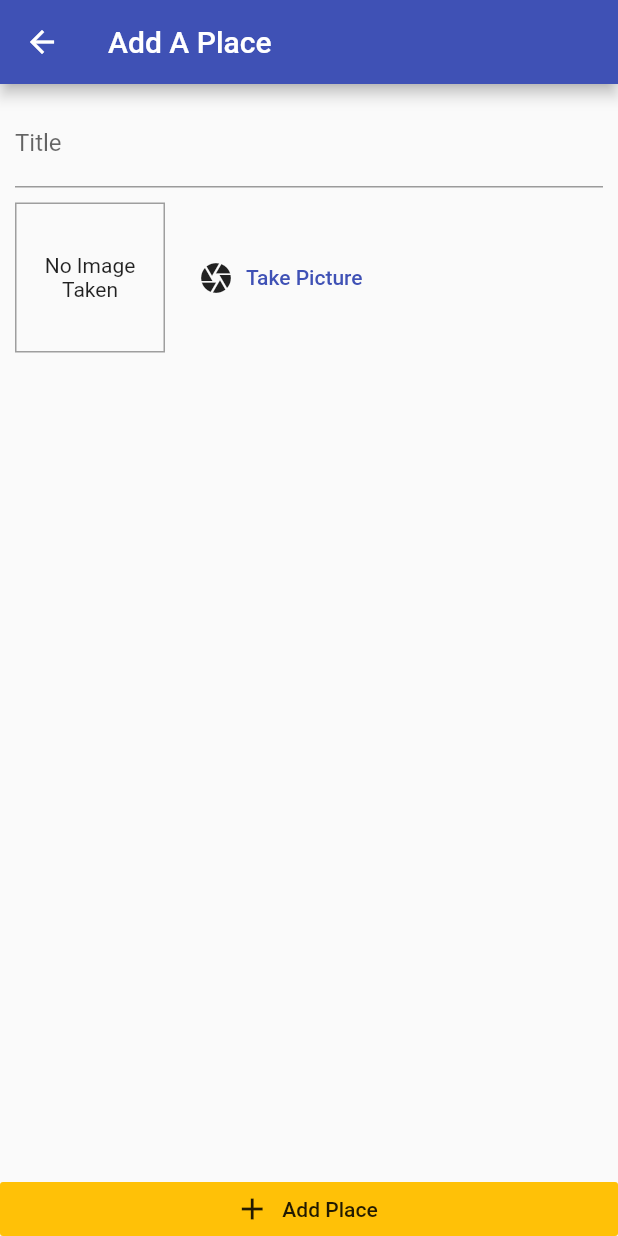
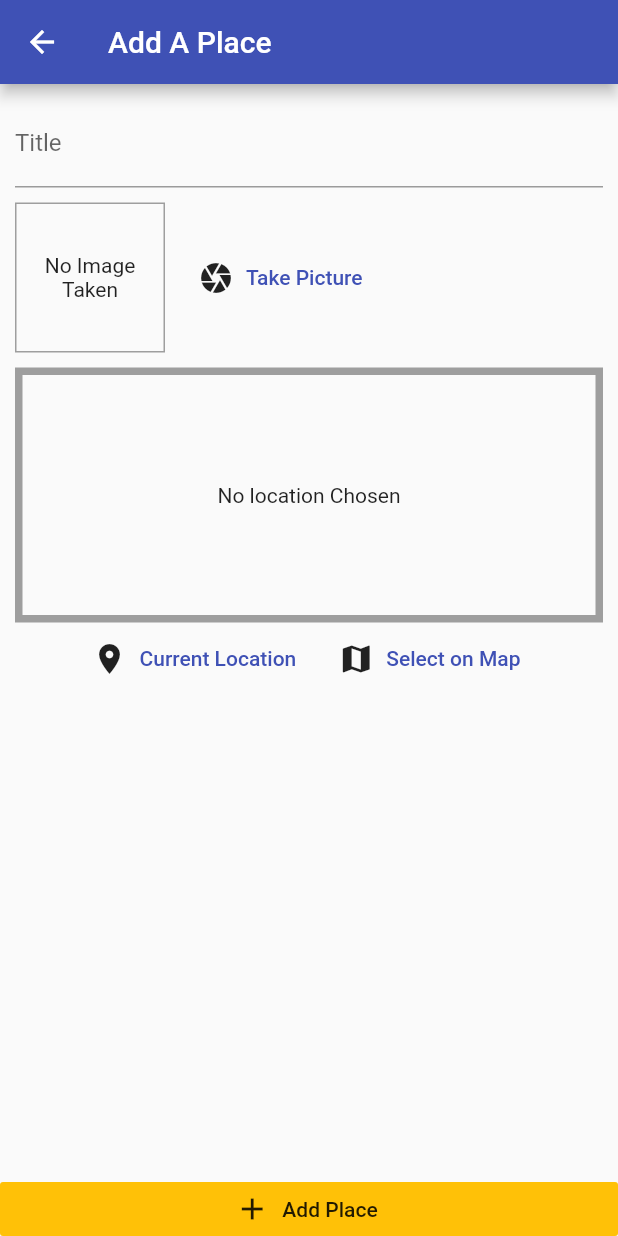
Before and after one commit to Blaezy/Great_Places, a Flutter app: the screen it shows after launch, after a tap on the "add" icon, on a phone screen of 412 x 824 dp. Run offline on Flutter 3.47's test engine with Material 2 defaults, Android fonts, the phone set to English and light mode, and no system bars; our stand-ins replace flutter_map, image_picker, latlong, location, sqflite; missing offline and left inert: geocoder; accounts and stored records are empty.

Commit message:
Final Commit Fininshed

```diff
--- a/lib/Models/places.dart
+++ b/lib/Models/places.dart
@@ -7,7 +7,7 @@ class PlaceLocation {
   final double longitude;
   final String address;
 
-  PlaceLocation(
+  const PlaceLocation(
       {@required this.latitude, @required this.longitude, this.address});
 }
 
--- a/lib/Providers/great_places.dart
+++ b/lib/Providers/great_places.dart
@@ -3,6 +3,7 @@ import 'dart:io';
 import 'package:flutter/material.dart';
 import 'package:great_places/Models/places.dart';
 import 'package:great_places/helpers/db_helpers.dart';
+import 'package:great_places/helpers/location_helper.dart';
 
 class GreatPlaces with ChangeNotifier {
   List<Place> _items = [];
@@ -11,19 +12,29 @@ class GreatPlaces with ChangeNotifier {
     return [..._items];
   }
 
-  void addPlace(String pickedTitle, File pickedImage) {
+  Future<void> addPlace(String pickedTitle, File pickedImage,
+      PlaceLocation pickedLocation) async {
+    final address = await LoacationHelper.getPlaceAddress(
+        pickedLocation.latitude, pickedLocation.longitude);
+    final updatedLocation = PlaceLocation(
+        latitude: pickedLocation.latitude,
+        longitude: pickedLocation.longitude,
+        address: address);
     final newPlace = Place(
         id: DateTime.now().toString(),
         title: pickedTitle,
         image: pickedImage,
-        location: null);
+        location: updatedLocation);
 
     _items.add(newPlace);
     notifyListeners();
     DBHelper.insert('user_places', {
       'id': newPlace.id,
       'title': newPlace.title,
-      'image': newPlace.image.path
+      'image': newPlace.image.path,
+      'loc_lat': newPlace.location.latitude,
+      'loc_lng': newPlace.location.longitude,
+      'address': newPlace.location.address
     });
   }
 
@@ -34,8 +45,16 @@ class GreatPlaces with ChangeNotifier {
             id: e['id'],
             title: e['title'],
             image: File(e['image']),
-            location: null))
+            location: PlaceLocation(
+              latitude: e['loc_lat'],
+              longitude: e['loc_lng'],
+              address: e['address'],
+            )))
         .toList();
     notifyListeners();
   }
+
+  Place findById(String id) {
+    return _items.firstWhere((element) => element.id == id);
+  }
 }
--- a/lib/helpers/db_helpers.dart
+++ b/lib/helpers/db_helpers.dart
@@ -7,7 +7,7 @@ class DBHelper {
     return sql.openDatabase(path.join(dbPath, 'places.db'),
         onCreate: (db, version) {
       return db.execute(
-          'CREATE TABLE user_places(id TEXT PRIMARY KEY,title TEXT,image TEXT)');
+          'CREATE TABLE user_places(id TEXT PRIMARY KEY,title TEXT,image TEXT,loc_lat REAL,loc_lng REAL,address TEXT)');
     }, version: 1);
   }
 
--- a/lib/main.dart
+++ b/lib/main.dart
@@ -1,6 +1,7 @@
 import 'package:flutter/material.dart';
 import 'package:great_places/Providers/great_places.dart';
 import 'package:great_places/screens/add_place_screen.dart';
+import 'package:great_places/screens/place_detail_screen.dart';
 import 'package:great_places/screens/places_list_screen.dart';
 import 'package:provider/provider.dart';
 
@@ -24,6 +25,7 @@ class MyApp extends StatelessWidget {
         home: PlacesListScreen(),
         routes: {
           AddPlace.routeName: (ctx) => AddPlace(),
+          PlaceDetailScreen.routename: (ctx) => PlaceDetailScreen(),
         },
       ),
     );
--- a/lib/screens/add_place_screen.dart
+++ b/lib/screens/add_place_screen.dart
@@ -1,8 +1,10 @@
 import 'dart:io';
 
 import 'package:flutter/material.dart';
+import 'package:great_places/Models/places.dart';
 import 'package:great_places/Providers/great_places.dart';
 import 'package:great_places/widgets/image_input.dart';
+import 'package:great_places/widgets/location_input.dart';
 import 'package:provider/provider.dart';
 
 class AddPlace extends StatefulWidget {
@@ -14,17 +16,24 @@ class AddPlace extends StatefulWidget {
 class _AddPlaceState extends State<AddPlace> {
   final _textController = TextEditingController();
   File _pickedImage;
+  PlaceLocation _pickedLocation;
 
   void _selectedImage(File pickedImage) {
     _pickedImage = pickedImage;
   }
 
+  void selectPlace(double lat, double long) {
+    _pickedLocation = PlaceLocation(latitude: lat, longitude: long);
+  }
+
   void _saveForm() {
-    if (_textController.text.isEmpty || _pickedImage == null) {
+    if (_textController.text.isEmpty ||
+        _pickedImage == null ||
+        _pickedLocation == null) {
       return;
     }
     Provider.of<GreatPlaces>(context, listen: false)
-        .addPlace(_textController.text, _pickedImage);
+        .addPlace(_textController.text, _pickedImage, _pickedLocation);
     Navigator.of(context).pop();
   }
 
@@ -50,6 +59,8 @@ class _AddPlaceState extends State<AddPlace> {
                     height: 10,
                   ),
                   ImageInput(_selectedImage),
+                  SizedBox(height: 10),
+                  LocationInput(selectPlace),
                 ],
               ),
             ),
--- /dev/null
+++ b/lib/widgets/location_input.dart
@@ -0,0 +1,117 @@
+import 'package:flutter/material.dart';
+import 'package:great_places/helpers/location_helper.dart';
+import 'package:great_places/screens/map_screen.dart';
+import 'package:location/location.dart';
+import 'package:flutter_map/flutter_map.dart';
+import 'package:latlong/latlong.dart';
+import 'package:geocoder/geocoder.dart';
+
+class LocationInput extends StatefulWidget {
+  final Function onSelectPlace;
+
+  LocationInput(this.onSelectPlace);
+  @override
+  _LocationInputState createState() => _LocationInputState();
+}
+
+class _LocationInputState extends State<LocationInput> {
+  String _previewImageUrl;
+  double lat = 100;
+  double long = -74.00;
+
+  Future<void> _getCurrentLoaction() async {
+    try {} catch (error) {}
+    final locdata = await Location().getLocation();
+    setState(() {
+      lat = locdata.latitude;
+      long = locdata.longitude;
+    });
+    widget.onSelectPlace(locdata.latitude, locdata.longitude);
+  }
+
+  Future<void> _onSelect() async {
+    final seelctedLocation =
+        await Navigator.of(context).push<LatLng>(MaterialPageRoute(
+            fullscreenDialog: true,
+            builder: (ctx) => MapScreen(
+                  isSelecting: true,
+                )));
+    if (seelctedLocation == null) {
+      return;
+    }
+    setState(() {
+      lat = seelctedLocation.latitude;
+      long = seelctedLocation.longitude;
+    });
+    widget.onSelectPlace(seelctedLocation.latitude, seelctedLocation.longitude);
+  }
+
+  @override
+  Widget build(BuildContext context) {
+    return Column(
+      children: [
+        Container(
+          height: 170,
+          width: double.infinity,
+          alignment: Alignment.center,
+          decoration:
+              BoxDecoration(border: Border.all(width: 5, color: Colors.grey)),
+          child: lat == 100
+              ? Text(
+                  'No location Chosen',
+                  textAlign: TextAlign.center,
+                )
+              : new FlutterMap(
+                  options: new MapOptions(
+                    center: new LatLng(lat, long),
+                    zoom: 13.0,
+                  ),
+                  layers: [
+                    new TileLayerOptions(
+                        urlTemplate:
+                            "https://{s}.tile.openstreetmap.org/{z}/{x}/{y}.png",
+                        subdomains: ['a', 'b', 'c']),
+                    new MarkerLayerOptions(
+                      markers: [
+                        new Marker(
+                          width: 45.0,
+                          height: 45.0,
+                          point: new LatLng(lat, long),
+                          builder: (ctx) => new Container(
+                            child: Container(
+                              child: IconButton(
+                                  icon: Icon(Icons.location_on),
+                                  color: Colors.red,
+                                  iconSize: 45.0,
+                                  onPressed: () {}),
+                            ),
+                          ),
+                        ),
+                      ],
+                    ),
+                  ],
+                ),
+        ),
+        Row(
+          mainAxisAlignment: MainAxisAlignment.center,
+          children: [
+            FlatButton.icon(
+                onPressed: _getCurrentLoaction,
+                icon: Icon(Icons.location_on),
+                label: Text(
+                  'Current Location',
+                  style: TextStyle(color: Theme.of(context).primaryColor),
+                )),
+            FlatButton.icon(
+                onPressed: _onSelect,
+                icon: Icon(Icons.map),
+                label: Text(
+                  'Select on Map',
+                  style: TextStyle(color: Theme.of(context).primaryColor),
+                ))
+          ],
+        )
+      ],
+    );
+  }
+}
--- a/pubspec.yaml
+++ b/pubspec.yaml
@@ -28,7 +28,9 @@ dependencies:
   path_provider: ^1.6.14
   path: ^1.7.0
   sqflite: ^1.3.1
-
+  location: ^3.0.2
+  flutter_map:
+  geocoder: ^0.2.1
   # The following adds the Cupertino Icons font to your application.
   # Use with the CupertinoIcons class for iOS style icons.
   cupertino_icons: ^0.1.3
```
Also changed, not shown: lib/helpers/location_helper.dart (added, +18 -0 lines), lib/screens/map_screen.dart (added, +79 -0 lines), lib/screens/place_detail_screen.dart (+58 -0 lines), lib/screens/places_list_screen.dart (+10 -3 lines), pubspec.lock, 2 other files.
